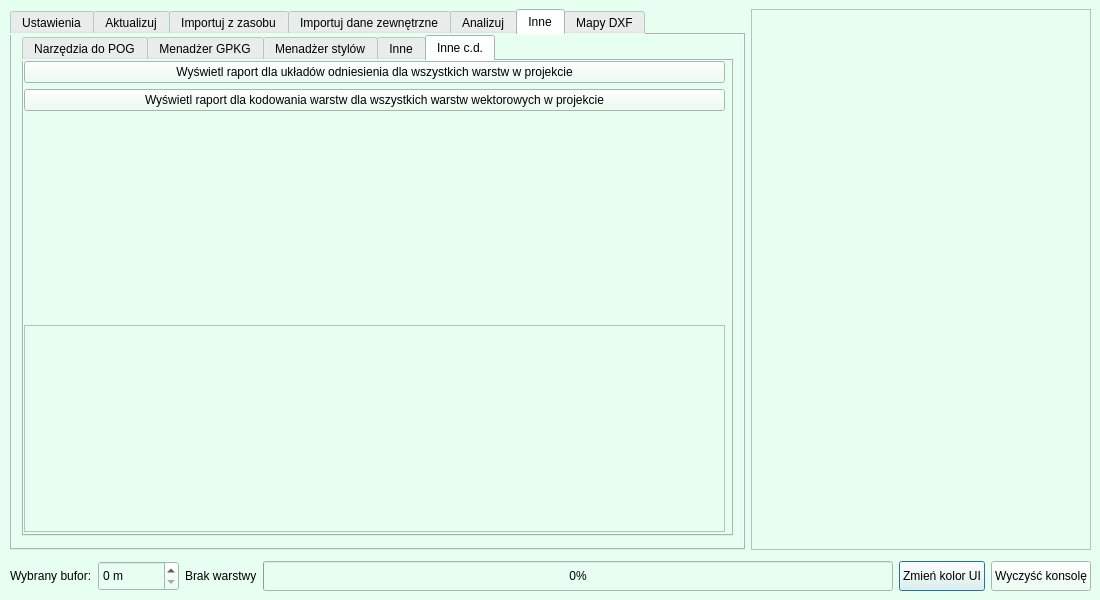
First picture: the form in bober_os_dialog_base.ui, repository pankonduktortoja/BoberOS, before the edit.
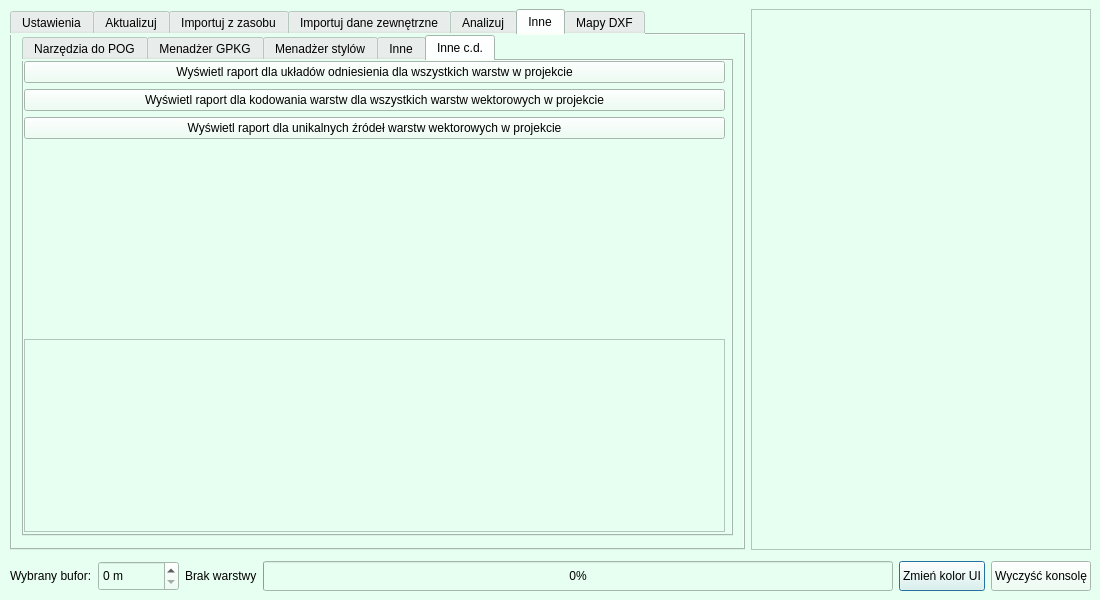
Second picture: the form after the edit. The open tabs and pages were chosen to show the change. Custom widgets are drawn as their Qt base class.

Commit message: added report for unique layer sources

Diff of the .ui file:
```diff
--- a/bober_os_dialog_base.ui
+++ b/bober_os_dialog_base.ui
@@ -2073,6 +2073,13 @@
              </property>
             </widget>
            </item>
+           <item>
+            <widget class="QPushButton" name="pb_report_unique_layer_sources">
+             <property name="text">
+              <string>Wyświetl raport dla unikalnych źródeł warstw wektorowych w projekcie</string>
+             </property>
+            </widget>
+           </item>
            <item>
             <spacer name="verticalSpacer_9">
              <property name="orientation">
```
Left out of the diff: 2 changed lines with no effect on the pictures. The commit also changes 2 other files.
